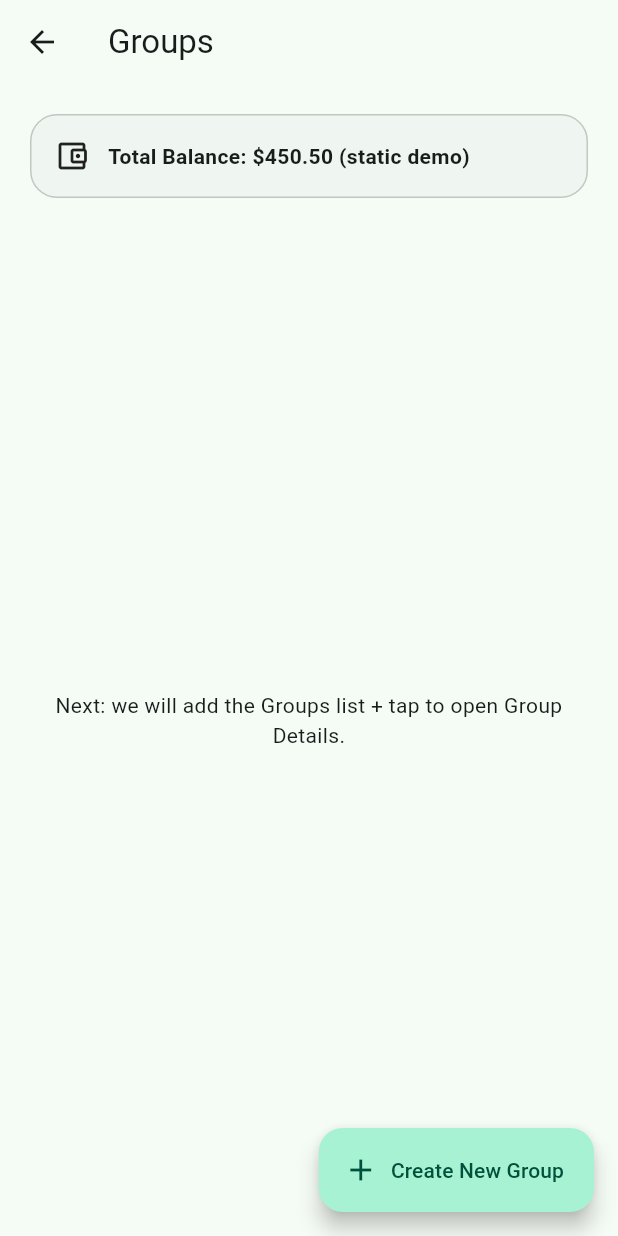
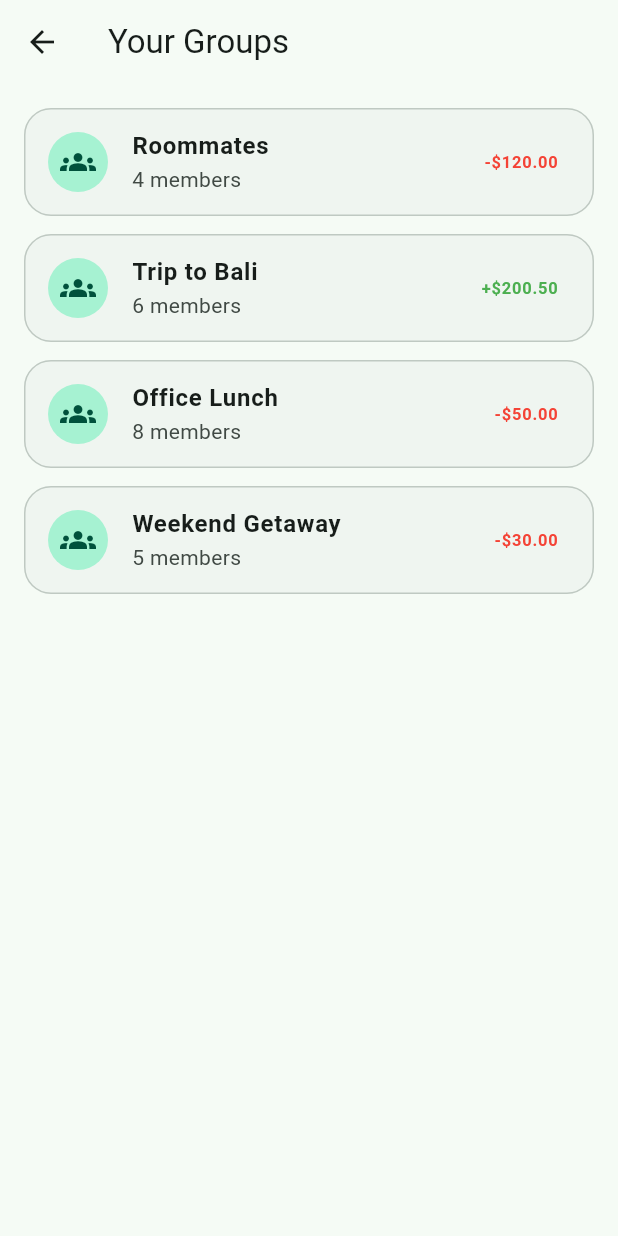
Before and after one commit to chanupadulnuwan/paypatch, a Flutter app: the GroupsScreen screen opened directly, on a phone screen of 412 x 824 dp. Run offline on Flutter 3.47's test engine with Material 3 defaults, Android fonts, the light colour scheme and no system bars.

Commit message:
add dummy data,new implimentation for grp screen using dummy data

```diff
--- a/lib/data/sample_data.dart
+++ b/lib/data/sample_data.dart
@@ -0,0 +1,32 @@
+import '../models/group.dart';
+
+const sampleGroups = [
+  Group(
+    id: 'g1',
+    name: 'Roommates',
+    members: 4,
+    balance: -120.00,
+    description: 'Monthly rent, groceries, and utility bills shared between roommates.',
+  ),
+  Group(
+    id: 'g2',
+    name: 'Trip to Bali',
+    members: 6,
+    balance: 200.50,
+    description: 'Flights, hotel, and food expenses from the Bali vacation.',
+  ),
+  Group(
+    id: 'g3',
+    name: 'Office Lunch',
+    members: 8,
+    balance: -50.00,
+    description: 'Team lunch contributions and shared restaurant payments.',
+  ),
+  Group(
+    id: 'g4',
+    name: 'Weekend Getaway',
+    members: 5,
+    balance: -30.00,
+    description: 'Transport and Airbnb costs from weekend trip.',
+  ),
+];
--- a/lib/models/group.dart
+++ b/lib/models/group.dart
@@ -0,0 +1,15 @@
+class Group {
+  final String id;
+  final String name;
+  final int members;
+  final double balance;
+  final String description;
+
+  const Group({
+    required this.id,
+    required this.name,
+    required this.members,
+    required this.balance,
+    required this.description,
+  });
+}
--- a/lib/screens/groups/groups_screen.dart
+++ b/lib/screens/groups/groups_screen.dart
@@ -1,62 +1,91 @@
 import 'package:flutter/material.dart';
+import '../../data/sample_data.dart';
+import '../../models/group.dart';
+import 'group_detail_screen.dart';
 
-class GroupsScreen extends StatelessWidget {
+class GroupsScreen extends StatefulWidget {
   const GroupsScreen({super.key});
 
   @override
+  State<GroupsScreen> createState() => _GroupsScreenState();
+}
+
+class _GroupsScreenState extends State<GroupsScreen> {
+  Group? selected;
+
+  @override
   Widget build(BuildContext context) {
-    final theme = Theme.of(context);
+    return LayoutBuilder(
+      builder: (context, constraints) {
+        final isTablet = constraints.maxWidth >= 700;
+
+        if (isTablet) {
+          return Row(
+            children: [
+              Expanded(child: _buildList(isTablet)),
+              Expanded(
+                child: selected == null
+                    ? const Center(child: Text('Select a group'))
+                    : GroupDetailScreen(group: selected!),
+              ),
+            ],
+          );
+        }
+
+        return _buildList(false);
+      },
+    );
+  }
+
+  Widget _buildList(bool isTablet) {
+    final cs = Theme.of(context).colorScheme;
 
     return Scaffold(
-      appBar: AppBar(
-        title: const Text('Groups'),
-      ),
-      body: Padding(
+      appBar: AppBar(title: const Text('Your Groups')),
+      body: ListView.builder(
         padding: const EdgeInsets.all(16),
-        child: Column(
-          children: [
-            Card(
-              elevation: 0,
-              shape: RoundedRectangleBorder(
-                borderRadius: BorderRadius.circular(18),
-                side: BorderSide(color: theme.colorScheme.outlineVariant),
+        itemCount: sampleGroups.length,
+        itemBuilder: (context, index) {
+          final group = sampleGroups[index];
+
+          return Card(
+            elevation: 0,
+            margin: const EdgeInsets.only(bottom: 12),
+            shape: RoundedRectangleBorder(
+              borderRadius: BorderRadius.circular(18),
+              side: BorderSide(color: cs.outlineVariant),
+            ),
+            child: ListTile(
+              leading: Hero(
+                tag: group.id,
+                child: const CircleAvatar(child: Icon(Icons.groups)),
               ),
-              child: const Padding(
-                padding: EdgeInsets.all(16),
-                child: Row(
-                  children: [
-                    Icon(Icons.account_balance_wallet_outlined),
-                    SizedBox(width: 12),
-                    Expanded(
-                      child: Text(
-                        'Total Balance: \$450.50 (static demo)',
-                        style: TextStyle(fontWeight: FontWeight.w700),
-                      ),
-                    ),
-                  ],
+              title: Text(group.name, style: const TextStyle(fontWeight: FontWeight.w700)),
+              subtitle: Text('${group.members} members'),
+              trailing: Text(
+                group.balance >= 0
+                    ? '+\$${group.balance.toStringAsFixed(2)}'
+                    : '-\$${group.balance.abs().toStringAsFixed(2)}',
+                style: TextStyle(
+                  fontWeight: FontWeight.bold,
+                  color: group.balance >= 0 ? Colors.green : Colors.red,
                 ),
               ),
+              onTap: () {
+                if (isTablet) {
+                  setState(() => selected = group);
+                } else {
+                  Navigator.push(
+                    context,
+                    MaterialPageRoute(
+                      builder: (_) => GroupDetailScreen(group: group),
+                    ),
+                  );
+                }
+              },
             ),
-            const SizedBox(height: 16),
-            const Expanded(
-              child: Center(
-                child: Text(
-                  'Next: we will add the Groups list + tap to open Group Details.',
-                  textAlign: TextAlign.center,
-                ),
-              ),
-            ),
-          ],
-        ),
-      ),
-      floatingActionButton: FloatingActionButton.extended(
-        onPressed: () {
-          ScaffoldMessenger.of(context).showSnackBar(
-            const SnackBar(content: Text('Create Group (UI only)')),
           );
         },
-        icon: const Icon(Icons.add),
-        label: const Text('Create New Group'),
       ),
     );
   }
```
Also changed, not shown: lib/screens/groups/group_detail_screen.dart (+62 -0 lines).
